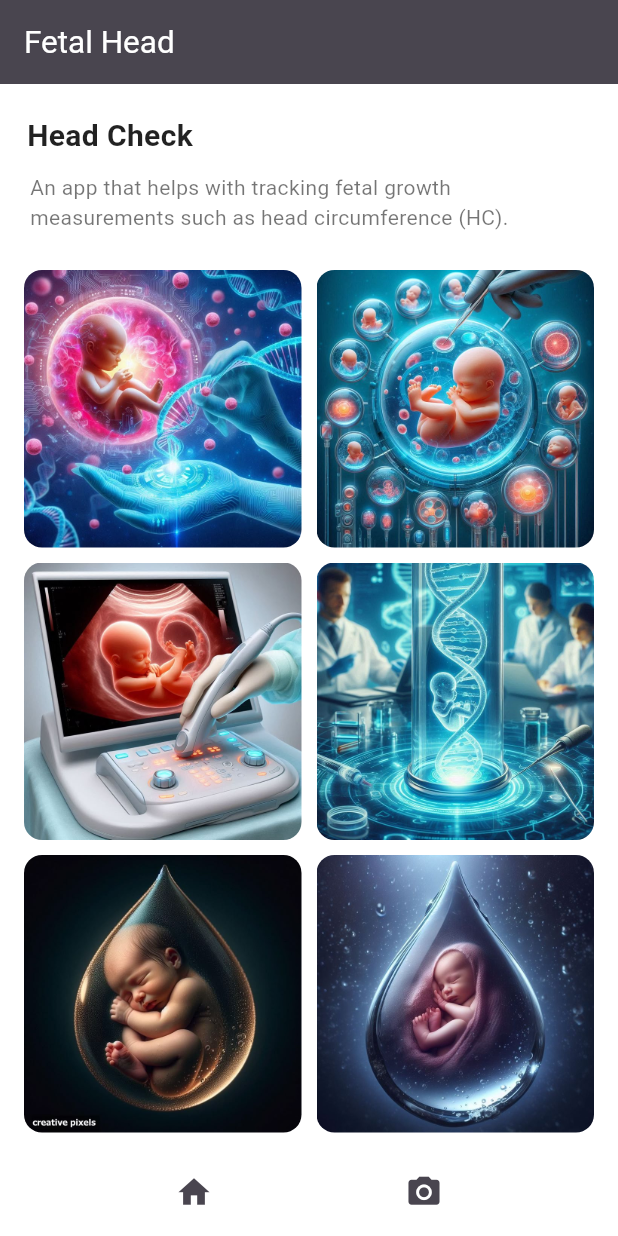
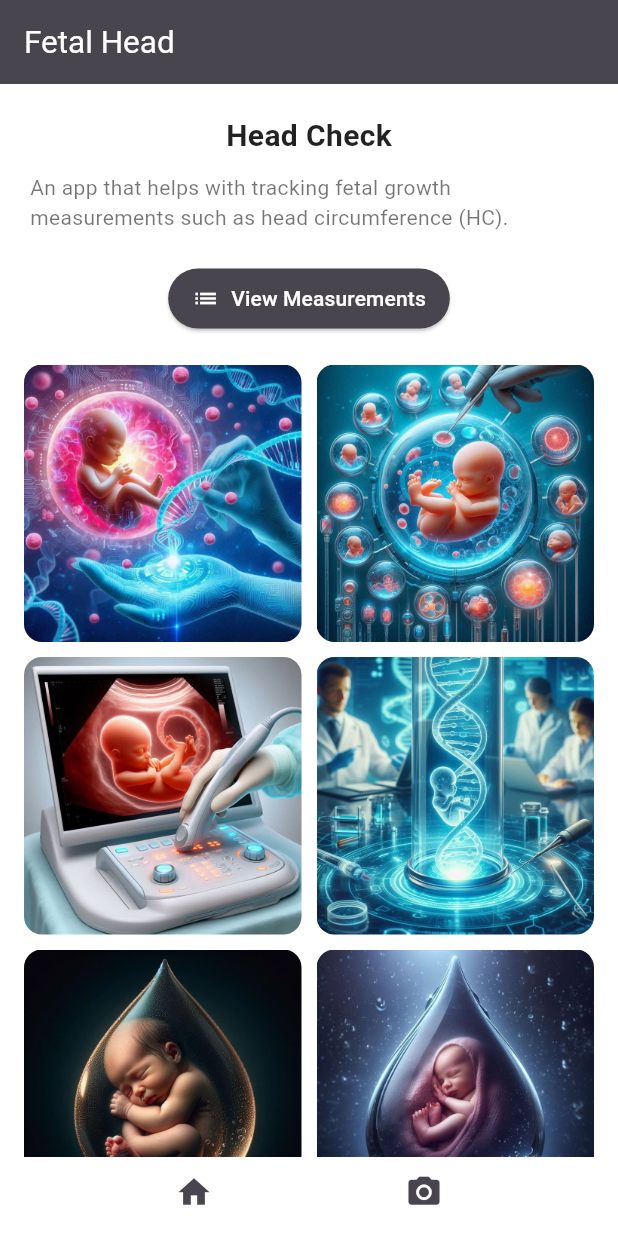
Before and after one commit to Eng-Ahmed2345/36_final-project, a Flutter app: the screen it shows after launch, after a tap on the "camera alt" icon, on a phone screen of 412 x 824 dp. Run offline on Flutter 3.47's test engine with Material 3 defaults, Android fonts, the phone set to English and light mode, and no system bars; our stand-ins replace image_picker.

Commit message:
first commit

```diff
--- a/lib/screens/HomeScreen.dart
+++ b/lib/screens/HomeScreen.dart
@@ -1,11 +1,11 @@
 // File: image_picker_page.dart
 import 'dart:io';
-// import 'dart:convert';
 import 'dart:typed_data';
+
 import 'package:flutter/foundation.dart';
 import 'package:flutter/material.dart';
 import 'package:image_picker/image_picker.dart';
-import 'package:http/http.dart' as http;
+
 import 'package:fetal_head_fixed/screens/UploadScreen.dart';
 
 class ImagePickerPage extends StatefulWidget {
@@ -21,6 +21,58 @@ class _ImagePickerPageState extends State<ImagePickerPage> {
 
   final Color iconColor = const Color(0xff49454f);
 
+  final List<Map<String, String>> _measurementRows = const [
+    {'ga': '20', 'bpd': '46–52', 'hc': '170–186'},
+    {'ga': '24', 'bpd': '58–64', 'hc': '210–235'},
+    {'ga': '28', 'bpd': '70–76', 'hc': '260–285'},
+    {'ga': '32', 'bpd': '80–86', 'hc': '300–330'},
+    {'ga': '36', 'bpd': '88–94', 'hc': '320–350'},
+    {'ga': '40', 'bpd': '92–98', 'hc': '340–370'},
+  ];
+
+  void _showMeasurementDialog() {
+    showDialog(
+      context: context,
+      builder: (BuildContext context) {
+        return AlertDialog(
+          backgroundColor: Colors.white,
+          title: const Text(
+            'Fetal Head Measurements',
+            style: TextStyle(fontWeight: FontWeight.bold),
+          ),
+          content: SingleChildScrollView(
+            child: Column(
+              mainAxisSize: MainAxisSize.min,
+              children: _measurementRows.map((row) {
+                return Padding(
+                  padding: const EdgeInsets.symmetric(vertical: 4.0),
+                  child: Column(
+                    crossAxisAlignment: CrossAxisAlignment.start,
+                    children: [
+                      Text('Week ${row['ga']}'),
+                      Text('BPD: ${row['bpd']} mm'),
+                      Text('HC: ${row['hc']} mm'),
+                      const Divider(height: 10),
+                    ],
+                  ),
+                );
+              }).toList(),
+            ),
+          ),
+          actions: [
+            TextButton(
+              style: TextButton.styleFrom(foregroundColor: iconColor),
+              onPressed: () {
+                Navigator.of(context).pop();
+              },
+              child: const Text('Close'),
+            ),
+          ],
+        );
+      },
+    );
+  }
+
   Future<void> _pickImage() async {
     final ImagePicker picker = ImagePicker();
     final XFile? pickedFile = await picker.pickImage(source: ImageSource.gallery);
@@ -34,7 +86,7 @@ class _ImagePickerPageState extends State<ImagePickerPage> {
       }
       setState(() {});
 
-      if (_imageBytes != null) {
+      if (_imageBytes != null && mounted) {
         Navigator.push(
           context,
           MaterialPageRoute(
@@ -43,7 +95,7 @@ class _ImagePickerPageState extends State<ImagePickerPage> {
         );
       }
     } else {
-      print("No image selected");
+      debugPrint("No image selected");
     }
   }
 
@@ -55,15 +107,15 @@ class _ImagePickerPageState extends State<ImagePickerPage> {
         backgroundColor: iconColor,
         title: const Text(
           'Fetal Head',
-          style: TextStyle(fontSize: 21,color: Colors.white),
+          style: TextStyle(fontSize: 21, color: Colors.white),
         ),
         centerTitle: false,
         elevation: 0,
-        iconTheme: IconThemeData(color: Colors.white),
+        iconTheme: const IconThemeData(color: Colors.white),
       ),
       body: SafeArea(
         child: Column(
-          crossAxisAlignment: CrossAxisAlignment.start,
+          crossAxisAlignment: CrossAxisAlignment.center,
           children: [
             const SizedBox(height: 20),
             const Padding(
@@ -88,7 +140,22 @@ class _ImagePickerPageState extends State<ImagePickerPage> {
                 ),
               ),
             ),
-            const SizedBox(height: 25),
+            const SizedBox(height: 20),
+            Center(
+              child: Padding(
+                padding: const EdgeInsets.only(bottom: 20),
+                child: ElevatedButton.icon(
+                  onPressed: _showMeasurementDialog,
+                  icon: const Icon(Icons.list),
+                  label: const Text('View Measurements'),
+                  style: ElevatedButton.styleFrom(
+                    backgroundColor: iconColor,
+                    foregroundColor: Colors.white,
+                    padding: const EdgeInsets.symmetric(vertical: 10, horizontal: 16),
+                  ),
+                ),
+              ),
+            ),
             Expanded(
               child: Padding(
                 padding: const EdgeInsets.symmetric(horizontal: 16.0),
@@ -116,14 +183,12 @@ class _ImagePickerPageState extends State<ImagePickerPage> {
                 IconButton(
                   icon: Icon(Icons.home, size: 25, color: iconColor),
                   onPressed: () {
-                    // Add navigation to home or handle accordingly
+                    // TODO: Handle navigation to home
                   },
                 ),
                 IconButton(
                   icon: Icon(Icons.camera_alt, size: 25, color: iconColor),
-                  onPressed: () async {
-                    await _pickImage();
-                  },
+                  onPressed: _pickImage,
                 ),
               ],
             ),
```
